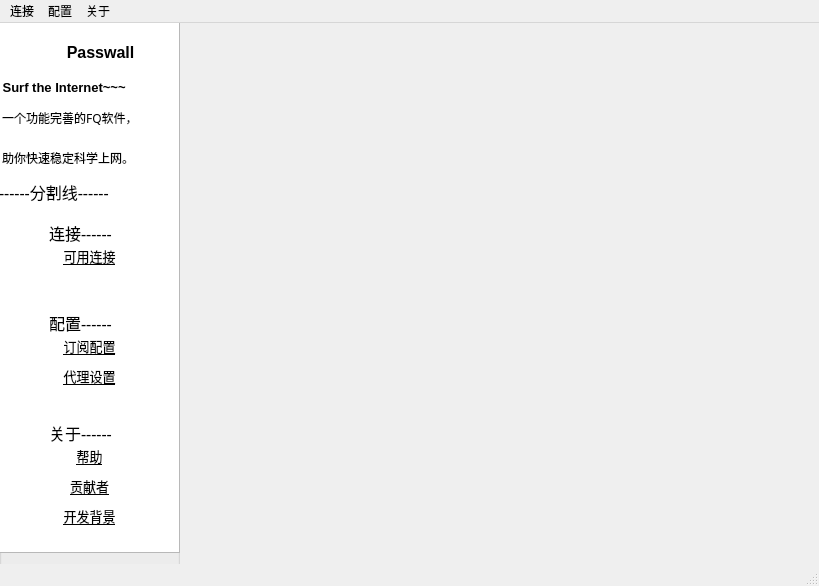
Before: the Qt Designer form gui.ui in together08/Passwall, drawn with Qt 5.
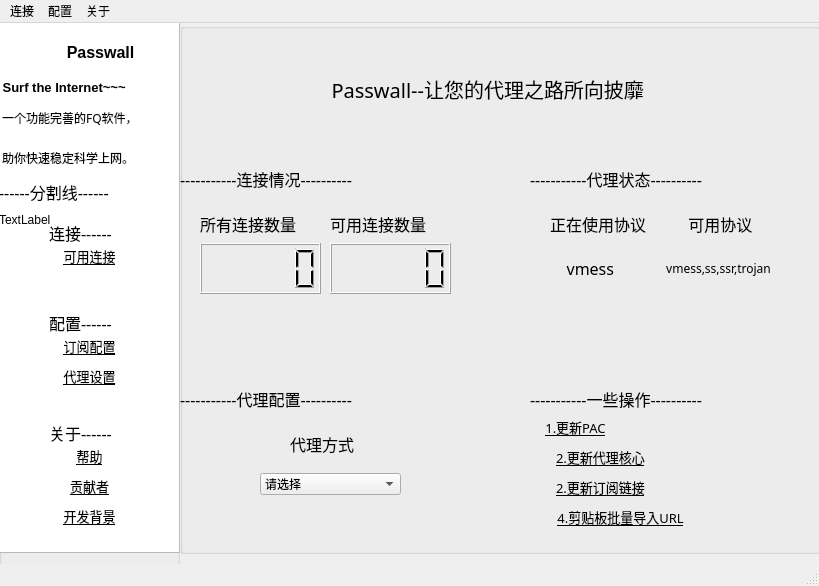
After: the same form once the commit is applied. Icons and pictures are not drawn.

Commit message: Add an image and Add Widgets in MainGui

Diff of the .ui file:
```diff
--- a/gui.ui
+++ b/gui.ui
@@ -449,6 +449,19 @@
       <bool>true</bool>
      </property>
     </widget>
+    <widget class="QLabel" name="label_23">
+     <property name="geometry">
+      <rect>
+       <x>0</x>
+       <y>210</y>
+       <width>72</width>
+       <height>15</height>
+      </rect>
+     </property>
+     <property name="text">
+      <string>TextLabel</string>
+     </property>
+    </widget>
    </widget>
    <widget class="QLabel" name="label_9">
     <property name="geometry">
@@ -466,6 +479,472 @@
      <string/>
     </property>
    </widget>
+   <widget class="QGroupBox" name="groupBox_2">
+    <property name="geometry">
+     <rect>
+      <x>180</x>
+      <y>0</y>
+      <width>641</width>
+      <height>531</height>
+     </rect>
+    </property>
+    <property name="title">
+     <string/>
+    </property>
+    <widget class="QWidget" name="widget" native="true">
+     <property name="geometry">
+      <rect>
+       <x>0</x>
+       <y>130</y>
+       <width>291</width>
+       <height>161</height>
+      </rect>
+     </property>
+     <widget class="QLCDNumber" name="lcdNumber">
+      <property name="geometry">
+       <rect>
+        <x>20</x>
+        <y>90</y>
+        <width>121</width>
+        <height>51</height>
+       </rect>
+      </property>
+     </widget>
+     <widget class="QLCDNumber" name="lcdNumber_2">
+      <property name="geometry">
+       <rect>
+        <x>150</x>
+        <y>90</y>
+        <width>121</width>
+        <height>51</height>
+       </rect>
+      </property>
+     </widget>
+     <widget class="QLabel" name="label_10">
+      <property name="geometry">
+       <rect>
+        <x>20</x>
+        <y>60</y>
+        <width>121</width>
+        <height>21</height>
+       </rect>
+      </property>
+      <property name="font">
+       <font>
+        <family>幼圆</family>
+        <pointsize>12</pointsize>
+       </font>
+      </property>
+      <property name="text">
+       <string>所有连接数量</string>
+      </property>
+     </widget>
+     <widget class="QLabel" name="label_11">
+      <property name="geometry">
+       <rect>
+        <x>150</x>
+        <y>60</y>
+        <width>121</width>
+        <height>21</height>
+       </rect>
+      </property>
+      <property name="font">
+       <font>
+        <family>幼圆</family>
+        <pointsize>12</pointsize>
+       </font>
+      </property>
+      <property name="text">
+       <string>可用连接数量</string>
+      </property>
+     </widget>
+     <widget class="QLabel" name="label_13">
+      <property name="geometry">
+       <rect>
+        <x>0</x>
+        <y>10</y>
+        <width>291</width>
+        <height>31</height>
+       </rect>
+      </property>
+      <property name="font">
+       <font>
+        <family>黑体</family>
+        <pointsize>12</pointsize>
+       </font>
+      </property>
+      <property name="text">
+       <string>-----------连接情况----------</string>
+      </property>
+     </widget>
+    </widget>
+    <widget class="QWidget" name="widget_2" native="true">
+     <property name="geometry">
+      <rect>
+       <x>350</x>
+       <y>130</y>
+       <width>291</width>
+       <height>161</height>
+      </rect>
+     </property>
+     <widget class="QLabel" name="label_17">
+      <property name="geometry">
+       <rect>
+        <x>20</x>
+        <y>60</y>
+        <width>121</width>
+        <height>21</height>
+       </rect>
+      </property>
+      <property name="font">
+       <font>
+        <family>幼圆</family>
+        <pointsize>12</pointsize>
+       </font>
+      </property>
+      <property name="text">
+       <string>正在使用协议</string>
+      </property>
+     </widget>
+     <widget class="QLabel" name="label_18">
+      <property name="geometry">
+       <rect>
+        <x>150</x>
+        <y>60</y>
+        <width>121</width>
+        <height>21</height>
+       </rect>
+      </property>
+      <property name="font">
+       <font>
+        <family>幼圆</family>
+        <pointsize>12</pointsize>
+       </font>
+      </property>
+      <property name="text">
+       <string>  可用协议</string>
+      </property>
+     </widget>
+     <widget class="QLabel" name="label_19">
+      <property name="geometry">
+       <rect>
+        <x>0</x>
+        <y>10</y>
+        <width>291</width>
+        <height>31</height>
+       </rect>
+      </property>
+      <property name="font">
+       <font>
+        <family>黑体</family>
+        <pointsize>12</pointsize>
+       </font>
+      </property>
+      <property name="text">
+       <string>-----------代理状态----------</string>
+      </property>
+     </widget>
+     <widget class="QLabel" name="label_20">
+      <property name="geometry">
+       <rect>
+        <x>20</x>
+        <y>100</y>
+        <width>111</width>
+        <height>31</height>
+       </rect>
+      </property>
+      <property name="font">
+       <font>
+        <family>Segoe UI Black</family>
+        <pointsize>12</pointsize>
+        <weight>50</weight>
+        <bold>false</bold>
+       </font>
+      </property>
+      <property name="text">
+       <string>    vmess</string>
+      </property>
+     </widget>
+     <widget class="QLabel" name="label_21">
+      <property name="geometry">
+       <rect>
+        <x>130</x>
+        <y>100</y>
+        <width>151</width>
+        <height>31</height>
+       </rect>
+      </property>
+      <property name="font">
+       <font>
+        <family>Segoe UI Black</family>
+        <pointsize>9</pointsize>
+        <weight>50</weight>
+        <bold>false</bold>
+       </font>
+      </property>
+      <property name="text">
+       <string>  vmess,ss,ssr,trojan</string>
+      </property>
+     </widget>
+    </widget>
+    <widget class="QWidget" name="widget_3" native="true">
+     <property name="geometry">
+      <rect>
+       <x>0</x>
+       <y>350</y>
+       <width>291</width>
+       <height>161</height>
+      </rect>
+     </property>
+     <widget class="QLabel" name="label_24">
+      <property name="geometry">
+       <rect>
+        <x>0</x>
+        <y>10</y>
+        <width>291</width>
+        <height>31</height>
+       </rect>
+      </property>
+      <property name="font">
+       <font>
+        <family>黑体</family>
+        <pointsize>12</pointsize>
+       </font>
+      </property>
+      <property name="text">
+       <string>-----------代理配置----------</string>
+      </property>
+     </widget>
+     <widget class="QComboBox" name="comboBox">
+      <property name="geometry">
+       <rect>
+        <x>80</x>
+        <y>100</y>
+        <width>141</width>
+        <height>22</height>
+       </rect>
+      </property>
+      <item>
+       <property name="text">
+        <string>请选择</string>
+       </property>
+      </item>
+      <item>
+       <property name="text">
+        <string>1.全局代理模式</string>
+       </property>
+      </item>
+      <item>
+       <property name="text">
+        <string>2.白名单（PAC）模式</string>
+       </property>
+      </item>
+      <item>
+       <property name="text">
+        <string>3.直连模式</string>
+       </property>
+      </item>
+     </widget>
+     <widget class="QLabel" name="label_22">
+      <property name="geometry">
+       <rect>
+        <x>110</x>
+        <y>60</y>
+        <width>81</width>
+        <height>21</height>
+       </rect>
+      </property>
+      <property name="font">
+       <font>
+        <family>幼圆</family>
+        <pointsize>12</pointsize>
+       </font>
+      </property>
+      <property name="text">
+       <string>代理方式</string>
+      </property>
+     </widget>
+    </widget>
+    <widget class="QWidget" name="widget_4" native="true">
+     <property name="geometry">
+      <rect>
+       <x>350</x>
+       <y>350</y>
+       <width>291</width>
+       <height>161</height>
+      </rect>
+     </property>
+     <widget class="QLabel" name="label_25">
+      <property name="geometry">
+       <rect>
+        <x>0</x>
+        <y>10</y>
+        <width>291</width>
+        <height>31</height>
+       </rect>
+      </property>
+      <property name="font">
+       <font>
+        <family>黑体</family>
+        <pointsize>12</pointsize>
+       </font>
+      </property>
+      <property name="text">
+       <string>-----------一些操作----------</string>
+      </property>
+     </widget>
+     <widget class="QPushButton" name="pushButton_9">
+      <property name="geometry">
+       <rect>
+        <x>0</x>
+        <y>130</y>
+        <width>181</width>
+        <height>28</height>
+       </rect>
+      </property>
+      <property name="font">
+       <font>
+        <family>黑体</family>
+        <pointsize>10</pointsize>
+        <underline>true</underline>
+       </font>
+      </property>
+      <property name="statusTip">
+       <string/>
+      </property>
+      <property name="text">
+       <string>4.剪贴板批量导入URL</string>
+      </property>
+      <property name="flat">
+       <bool>true</bool>
+      </property>
+     </widget>
+     <widget class="QPushButton" name="pushButton_10">
+      <property name="geometry">
+       <rect>
+        <x>0</x>
+        <y>70</y>
+        <width>141</width>
+        <height>28</height>
+       </rect>
+      </property>
+      <property name="font">
+       <font>
+        <family>黑体</family>
+        <pointsize>10</pointsize>
+        <underline>true</underline>
+       </font>
+      </property>
+      <property name="statusTip">
+       <string/>
+      </property>
+      <property name="text">
+       <string>2.更新代理核心</string>
+      </property>
+      <property name="flat">
+       <bool>true</bool>
+      </property>
+     </widget>
+     <widget class="QPushButton" name="pushButton_11">
+      <property name="geometry">
+       <rect>
+        <x>0</x>
+        <y>40</y>
+        <width>91</width>
+        <height>28</height>
+       </rect>
+      </property>
+      <property name="font">
+       <font>
+        <family>黑体</family>
+        <pointsize>10</pointsize>
+        <underline>true</underline>
+       </font>
+      </property>
+      <property name="statusTip">
+       <string/>
+      </property>
+      <property name="text">
+       <string>1.更新PAC</string>
+      </property>
+      <property name="flat">
+       <bool>true</bool>
+      </property>
+     </widget>
+     <widget class="QPushButton" name="pushButton_12">
+      <property name="geometry">
+       <rect>
+        <x>0</x>
+        <y>100</y>
+        <width>141</width>
+        <height>28</height>
+       </rect>
+      </property>
+      <property name="font">
+       <font>
+        <family>黑体</family>
+        <pointsize>10</pointsize>
+        <underline>true</underline>
+       </font>
+      </property>
+      <property name="statusTip">
+       <string/>
+      </property>
+      <property name="text">
+       <string>2.更新订阅链接</string>
+      </property>
+      <property name="flat">
+       <bool>true</bool>
+      </property>
+     </widget>
+    </widget>
+    <widget class="QLabel" name="label_26">
+     <property name="geometry">
+      <rect>
+       <x>20</x>
+       <y>20</y>
+       <width>81</width>
+       <height>81</height>
+      </rect>
+     </property>
+     <property name="font">
+      <font>
+       <family>Arial</family>
+      </font>
+     </property>
+     <property name="styleSheet">
+      <string notr="true"/>
+     </property>
+     <property name="text">
+      <string/>
+     </property>
+     <property name="pixmap">
+      <pixmap>images/proxy.png</pixmap>
+     </property>
+     <property name="scaledContents">
+      <bool>true</bool>
+     </property>
+    </widget>
+    <widget class="QLabel" name="label_27">
+     <property name="geometry">
+      <rect>
+       <x>110</x>
+       <y>30</y>
+       <width>491</width>
+       <height>71</height>
+      </rect>
+     </property>
+     <property name="font">
+      <font>
+       <family>等线</family>
+       <pointsize>15</pointsize>
+      </font>
+     </property>
+     <property name="text">
+      <string>        Passwall--让您的代理之路所向披靡</string>
+     </property>
+    </widget>
+   </widget>
   </widget>
   <widget class="QMenuBar" name="menubar">
    <property name="geometry">
```
Left out of the diff: 2 changed lines with no effect on the pictures. The commit also changes 2 other files.
